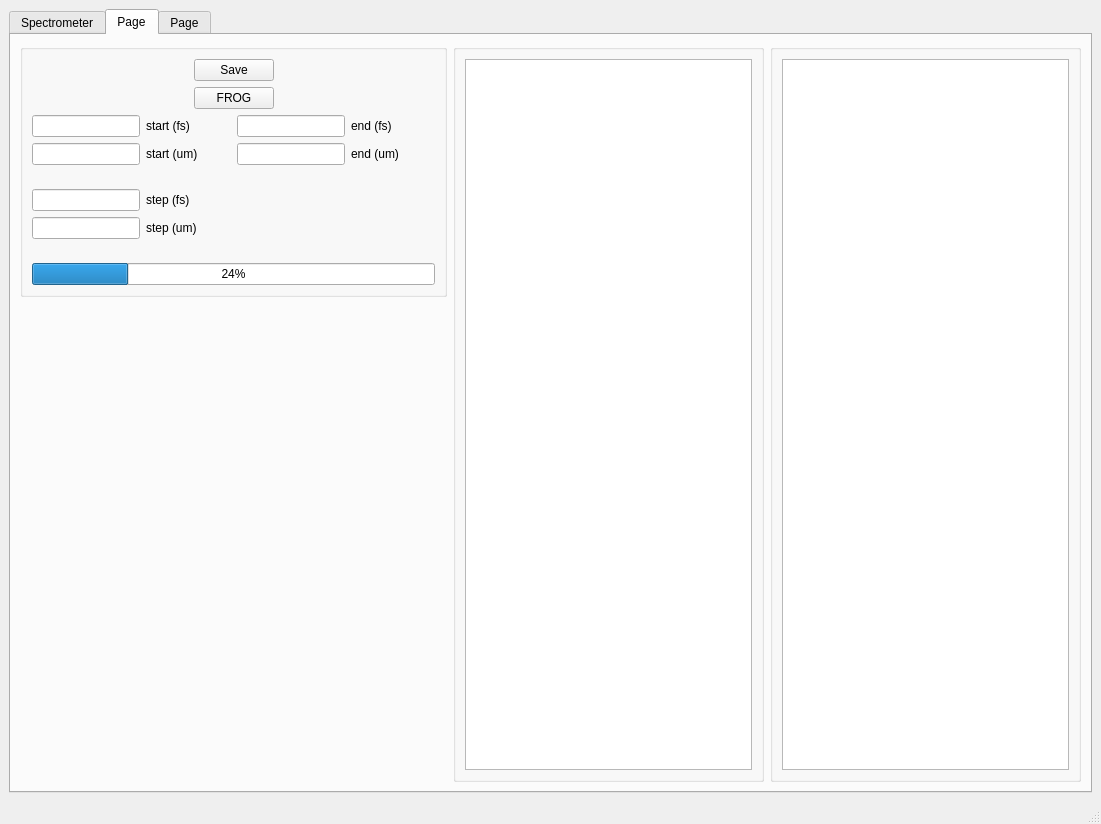
First picture: the form in qt_designer/form.ui, repository peter-chang62/Chi-3-FROG, before the edit.
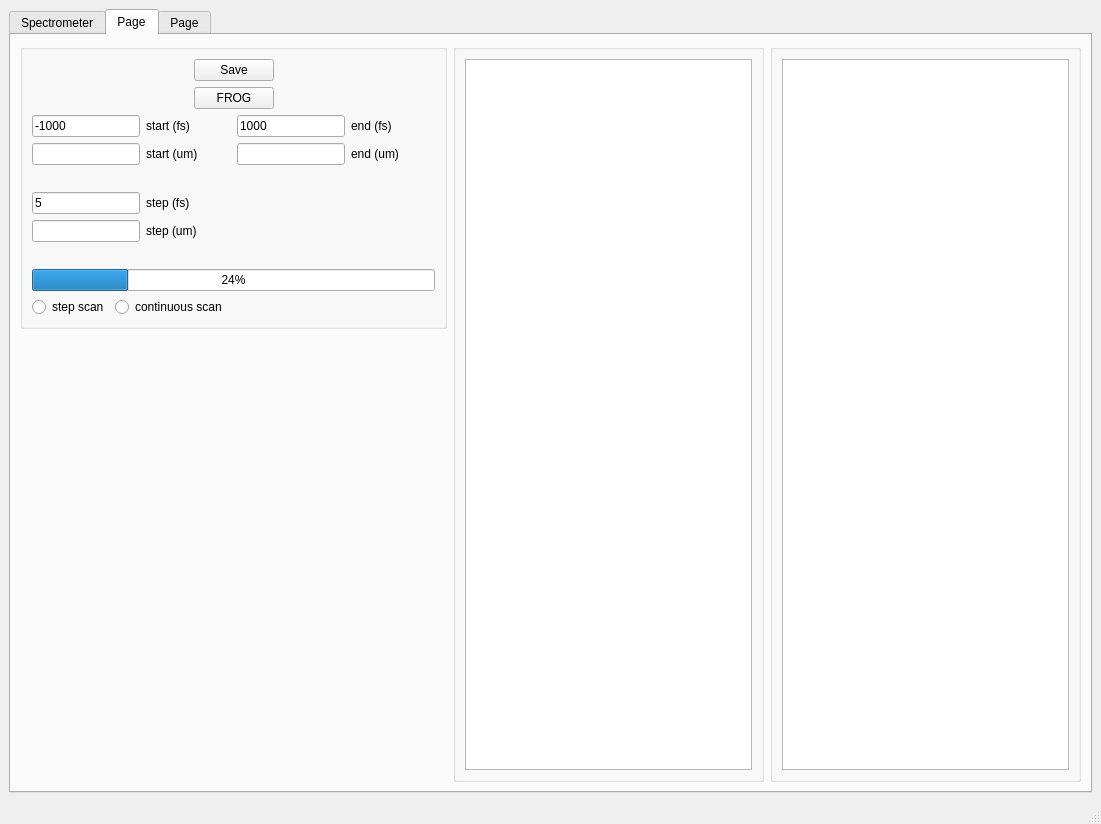
Second picture: the form after the edit. The open tabs and pages were chosen to show the change. Custom widgets are drawn as their Qt base class.

What changed in the file:
```diff
--- a/qt_designer/form.ui
+++ b/qt_designer/form.ui
@@ -14,8 +14,8 @@
    <string>MainWindow</string>
   </property>
   <widget class="QWidget" name="centralwidget">
-   <layout class="QGridLayout" name="gridLayout_8">
-    <item row="0" column="1">
+   <layout class="QGridLayout" name="gridLayout_12">
+    <item row="0" column="0">
      <widget class="QTabWidget" name="tabWidget">
       <property name="minimumSize">
        <size>
@@ -475,19 +475,19 @@
        <attribute name="title">
         <string>Page</string>
        </attribute>
-       <layout class="QGridLayout" name="gridLayout_12">
+       <layout class="QGridLayout" name="gridLayout_8">
         <item row="0" column="0">
          <widget class="QGroupBox" name="">
           <property name="minimumSize">
            <size>
             <width>427</width>
-            <height>253</height>
+            <height>285</height>
            </size>
           </property>
           <property name="maximumSize">
            <size>
             <width>427</width>
-            <height>253</height>
+            <height>285</height>
            </size>
           </property>
           <layout class="QVBoxLayout" name="verticalLayout">
@@ -566,7 +566,11 @@
              <item row="0" column="0">
               <layout class="QFormLayout" name="formLayout_3">
                <item row="0" column="0">
-                <widget class="QLineEdit" name="le_frog_start_fs"/>
+                <widget class="QLineEdit" name="le_frog_start_fs">
+                 <property name="text">
+                  <string>-1000</string>
+                 </property>
+                </widget>
                </item>
                <item row="0" column="1">
                 <widget class="QLabel" name="label_11">
@@ -590,7 +594,11 @@
              <item row="0" column="1">
               <layout class="QFormLayout" name="formLayout_4">
                <item row="0" column="0">
-                <widget class="QLineEdit" name="le_frog_end_fs"/>
+                <widget class="QLineEdit" name="le_frog_end_fs">
+                 <property name="text">
+                  <string>1000</string>
+                 </property>
+                </widget>
                </item>
                <item row="0" column="1">
                 <widget class="QLabel" name="label_12">
@@ -614,7 +622,11 @@
              <item row="1" column="0">
               <layout class="QFormLayout" name="formLayout_5">
                <item row="0" column="0">
-                <widget class="QLineEdit" name="le_frog_step_fs"/>
+                <widget class="QLineEdit" name="le_frog_step_fs">
+                 <property name="text">
+                  <string>5</string>
+                 </property>
+                </widget>
                </item>
                <item row="0" column="1">
                 <widget class="QLabel" name="label_4">
@@ -657,6 +669,41 @@
              </property>
             </widget>
            </item>
+           <item>
+            <layout class="QHBoxLayout" name="horizontalLayout_2">
+             <item>
+              <layout class="QHBoxLayout" name="horizontalLayout">
+               <item>
+                <widget class="QRadioButton" name="rb_step_scan">
+                 <property name="text">
+                  <string>step scan</string>
+                 </property>
+                </widget>
+               </item>
+               <item>
+                <widget class="QRadioButton" name="rb_continuous_scan">
+                 <property name="text">
+                  <string>continuous scan</string>
+                 </property>
+                </widget>
+               </item>
+              </layout>
+             </item>
+             <item>
+              <spacer name="horizontalSpacer_15">
+               <property name="orientation">
+                <enum>Qt::Orientation::Horizontal</enum>
+               </property>
+               <property name="sizeHint" stdset="0">
+                <size>
+                 <width>40</width>
+                 <height>20</height>
+                </size>
+               </property>
+              </spacer>
+             </item>
+            </layout>
+           </item>
           </layout>
          </widget>
         </item>
@@ -686,7 +733,7 @@
           <property name="sizeHint" stdset="0">
            <size>
             <width>20</width>
-            <height>423</height>
+            <height>391</height>
            </size>
           </property>
          </spacer>
```
